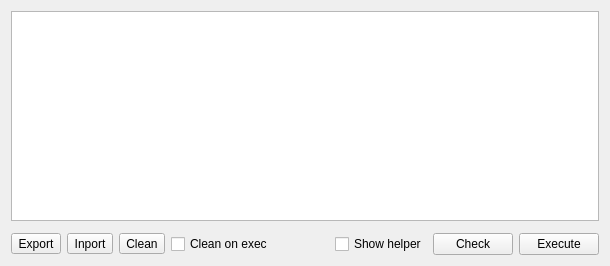
This is interface/terminalwidget.ui in Kuszki/AVR-Monitor as Qt 5 draws it before an edit. The edited form follows.
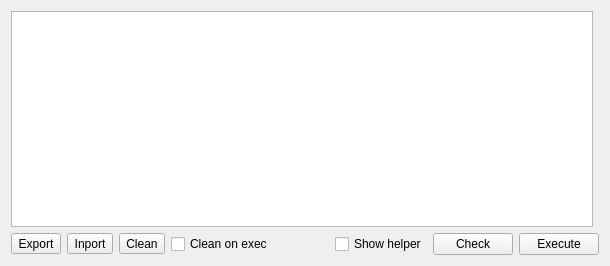
This is the edited form. Icons and pictures are not drawn. Custom widgets are drawn as their Qt base class.

The edit to the form file:
```diff
--- a/interface/terminalwidget.ui
+++ b/interface/terminalwidget.ui
@@ -13,11 +13,11 @@
   <property name="windowTitle">
    <string>Terminal</string>
   </property>
-  <layout class="QVBoxLayout" name="mainLayout">
-   <item>
+  <layout class="QGridLayout" name="gridLayout">
+   <item row="0" column="0">
     <widget class="KLScripteditor" name="Script"/>
    </item>
-   <item>
+   <item row="0" column="1">
     <widget class="HelperWidget" name="Helper" native="true">
      <property name="sizePolicy">
       <sizepolicy hsizetype="Fixed" vsizetype="Preferred">
@@ -27,7 +27,7 @@
      </property>
     </widget>
    </item>
-   <item>
+   <item row="1" column="0" colspan="2">
     <layout class="QHBoxLayout" name="toolsLayout">
      <item>
       <widget class="QToolButton" name="saveButton">
```
